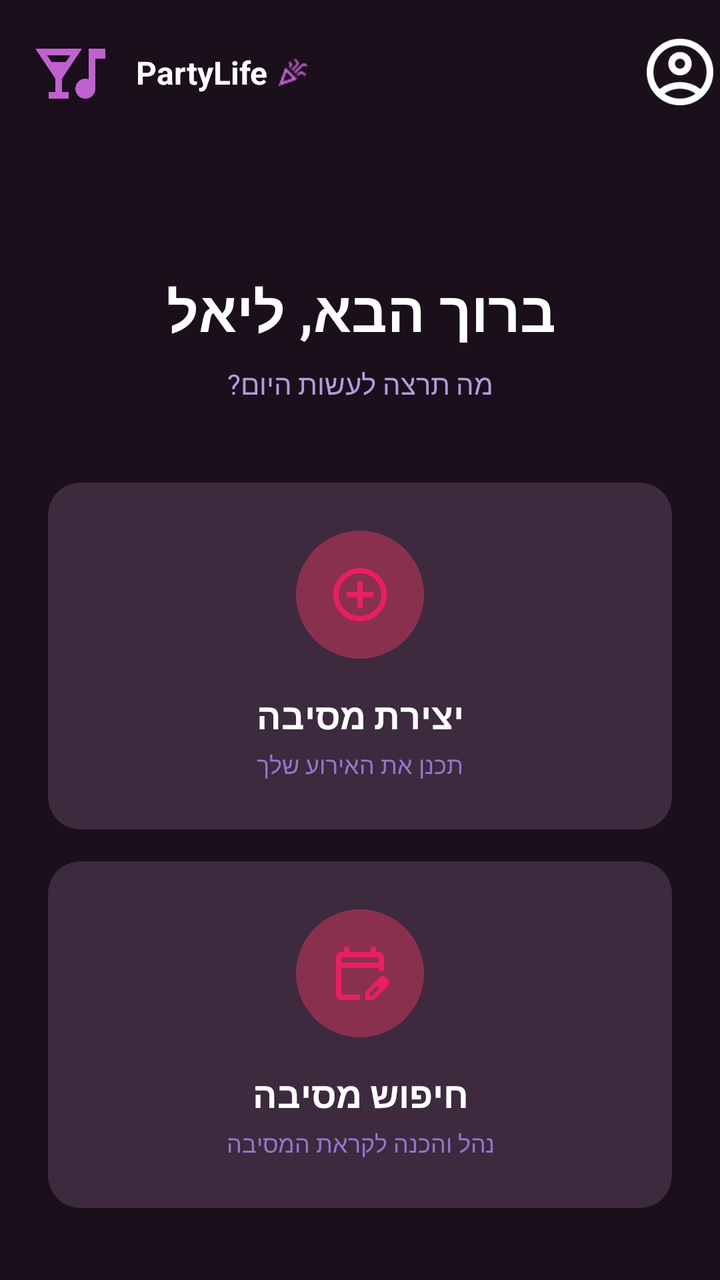
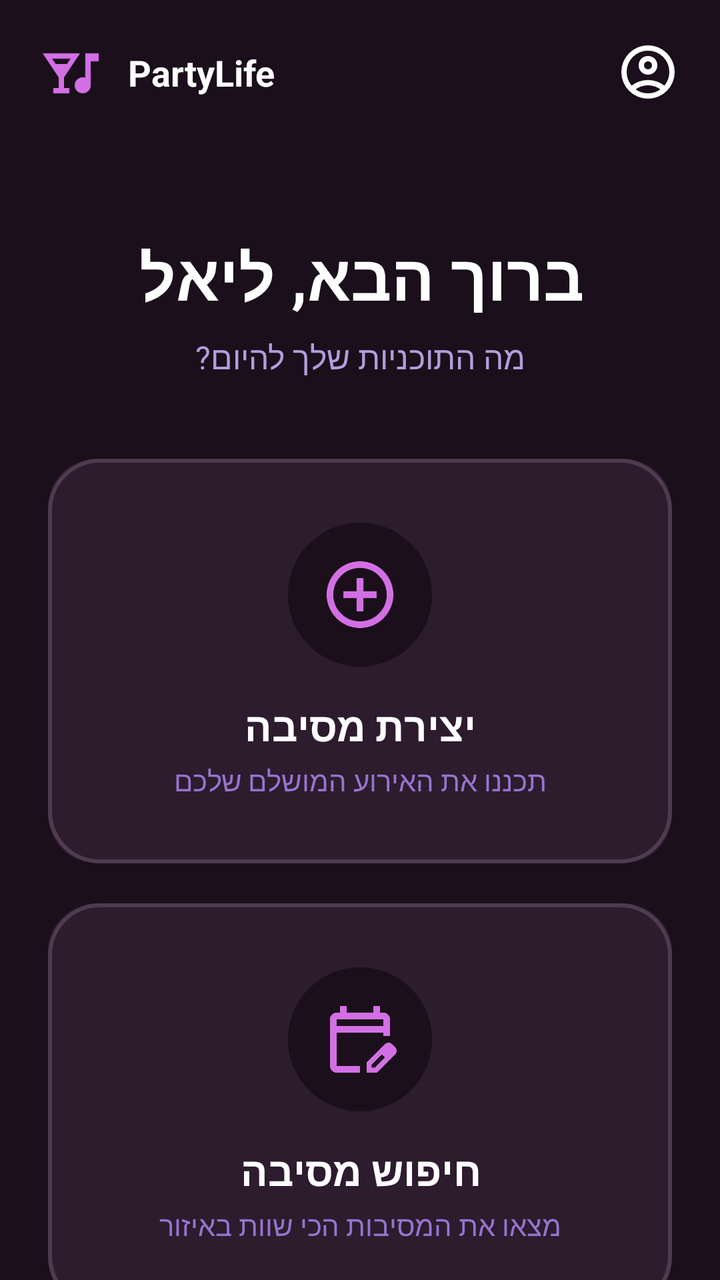

Screens rendered from an Android XML layout before and after an edit, with the pre-edit source and the edit as a unified diff.
<!-- AndroidManifest.xml: application theme Theme.PartyLife -->
<!-- res/layout/activity_open_page.xml -->
<?xml version="1.0" encoding="utf-8"?>
<androidx.constraintlayout.widget.ConstraintLayout xmlns:android="http://schemas.android.com/apk/res/android"
    xmlns:app="http://schemas.android.com/apk/res-auto"
    xmlns:tools="http://schemas.android.com/tools"
    android:layout_width="match_parent"
    android:layout_height="match_parent"
    android:id="@+id/openpage"
    android:background="#1A0F1B">

    
    <ImageView
        android:id="@+id/ivLogo"
        android:layout_width="40dp"
        android:layout_height="40dp"
        android:layout_marginStart="16dp"
        android:layout_marginTop="16dp"
        android:src="@drawable/partyicon"
        app:tint="#C061D0"
        app:layout_constraintStart_toStartOf="parent"
        app:layout_constraintTop_toTopOf="parent" />

    <TextView
        android:id="@+id/tvAppName"
        android:layout_width="wrap_content"
        android:layout_height="wrap_content"
        android:layout_marginStart="12dp"
        android:text="PartyLife"
        android:textColor="#FFFFFF"
        android:textSize="16sp"
        android:textStyle="bold"
        app:layout_constraintBottom_toBottomOf="@id/ivLogo"
        app:layout_constraintStart_toEndOf="@id/ivLogo"
        app:layout_constraintTop_toTopOf="@id/ivLogo" />

    <ImageView
        android:id="@+id/ivVerified"
        android:layout_width="16dp"
        android:layout_height="16dp"
        android:layout_marginStart="4dp"
        android:src="@drawable/logo"
        app:layout_constraintBottom_toBottomOf="@id/tvAppName"
        app:layout_constraintStart_toEndOf="@id/tvAppName"
        app:layout_constraintTop_toTopOf="@id/tvAppName"
        app:tint="#C061D0" />

    


    <ImageView
        android:id="@+id/ivSettings"
        android:layout_width="40dp"
        android:layout_height="40dp"
        android:layout_marginStart="16dp"
        android:layout_marginTop="16dp"
        android:src="@drawable/personimeg"
        app:layout_constraintEnd_toEndOf="parent"
        app:layout_constraintTop_toTopOf="parent"
        app:tint="#FFFFFF"/>

    
    <TextView
        android:id="@+id/tvWelcome"
        android:layout_width="wrap_content"
        android:layout_height="wrap_content"
        android:layout_marginTop="80dp"
        android:text="ברוך הבא, ליאל"
        android:textColor="#FFFFFF"
        android:textSize="28sp"
        android:textStyle="bold"
        app:layout_constraintEnd_toEndOf="parent"
        app:layout_constraintStart_toStartOf="parent"
        app:layout_constraintTop_toBottomOf="@id/ivLogo" />

    <TextView
        android:id="@+id/tvSubtitle"
        android:layout_width="wrap_content"
        android:layout_height="wrap_content"
        android:layout_marginTop="8dp"
        android:text="מה תרצה לעשות היום?"
        android:textColor="#B39DDB"
        android:textSize="14sp"
        app:layout_constraintEnd_toEndOf="parent"
        app:layout_constraintStart_toStartOf="parent"
        app:layout_constraintTop_toBottomOf="@id/tvWelcome" />

    
    <androidx.cardview.widget.CardView
        android:id="@+id/cvCreateParty"
        android:layout_width="0dp"
        android:layout_height="wrap_content"
        android:layout_marginStart="24dp"
        android:layout_marginTop="40dp"
        android:layout_marginEnd="24dp"
        app:cardBackgroundColor="#3D2A3E"
        app:cardCornerRadius="16dp"
        app:cardElevation="0dp"
        app:layout_constraintEnd_toEndOf="parent"
        app:layout_constraintStart_toStartOf="parent"
        app:layout_constraintTop_toBottomOf="@id/tvSubtitle">

        <androidx.constraintlayout.widget.ConstraintLayout
            android:layout_width="match_parent"
            android:layout_height="wrap_content"
            android:padding="24dp">

            <ImageView
                android:id="@+id/ivCreateIcon"
                android:layout_width="64dp"
                android:layout_height="64dp"
                android:padding="16dp"
                android:background="@drawable/circle_icon_background"
                android:src="@drawable/add_circle_24dp_ffffff_fill0_wght400_grad0_opsz24"
                app:layout_constraintEnd_toEndOf="parent"
                app:layout_constraintStart_toStartOf="parent"
                app:layout_constraintTop_toTopOf="parent"
                app:tint="#E91E63" />

            <TextView
                android:id="@+id/tvCreateTitle"
                android:layout_width="wrap_content"
                android:layout_height="wrap_content"
                android:layout_marginTop="16dp"
                android:text="יצירת מסיבה"
                android:textColor="#FFFFFF"
                android:textSize="18sp"
                android:textStyle="bold"
                app:layout_constraintEnd_toEndOf="parent"
                app:layout_constraintStart_toStartOf="parent"
                app:layout_constraintTop_toBottomOf="@id/ivCreateIcon" />

            <TextView
                android:id="@+id/tvCreateSubtitle"
                android:layout_width="wrap_content"
                android:layout_height="wrap_content"
                android:layout_marginTop="4dp"
                android:text="תכנן את האירוע שלך"
                android:textColor="#9575CD"
                android:textSize="12sp"
                app:layout_constraintEnd_toEndOf="parent"
                app:layout_constraintStart_toStartOf="parent"
                app:layout_constraintTop_toBottomOf="@id/tvCreateTitle" />

        </androidx.constraintlayout.widget.ConstraintLayout>

    </androidx.cardview.widget.CardView>

    
    <androidx.cardview.widget.CardView
        android:id="@+id/cvPlanParty"
        android:layout_width="0dp"
        android:layout_height="wrap_content"
        android:layout_marginStart="24dp"
        android:layout_marginTop="16dp"
        android:layout_marginEnd="24dp"
        app:cardBackgroundColor="#3D2A3E"
        app:cardCornerRadius="16dp"
        app:cardElevation="0dp"
        app:layout_constraintEnd_toEndOf="parent"
        app:layout_constraintStart_toStartOf="parent"
        app:layout_constraintTop_toBottomOf="@id/cvCreateParty">

        <androidx.constraintlayout.widget.ConstraintLayout
            android:layout_width="match_parent"
            android:layout_height="wrap_content"
            android:padding="24dp">

            <ImageView
                android:id="@+id/ivPlanIcon"
                android:layout_width="64dp"
                android:layout_height="64dp"
                android:padding="16dp"
                android:background="@drawable/circle_icon_background"
                android:src="@drawable/planicon"
                app:layout_constraintEnd_toEndOf="parent"
                app:layout_constraintStart_toStartOf="parent"
                app:layout_constraintTop_toTopOf="parent"
                app:tint="#E91E63" />

            <TextView
                android:id="@+id/tvPlanTitle"
                android:layout_width="wrap_content"
                android:layout_height="wrap_content"
                android:layout_marginTop="16dp"
                android:text="חיפוש מסיבה"
                android:textColor="#FFFFFF"
                android:textSize="18sp"
                android:textStyle="bold"
                app:layout_constraintEnd_toEndOf="parent"
                app:layout_constraintStart_toStartOf="parent"
                app:layout_constraintTop_toBottomOf="@id/ivPlanIcon" />

            <TextView
                android:id="@+id/tvPlanSubtitle"
                android:layout_width="wrap_content"
                android:layout_height="wrap_content"
                android:layout_marginTop="4dp"
                android:text="נהל והכנה לקראת המסיבה"
                android:textColor="#9575CD"
                android:textSize="12sp"
                app:layout_constraintEnd_toEndOf="parent"
                app:layout_constraintStart_toStartOf="parent"
                app:layout_constraintTop_toBottomOf="@id/tvPlanTitle" />

        </androidx.constraintlayout.widget.ConstraintLayout>

    </androidx.cardview.widget.CardView>

</androidx.constraintlayout.widget.ConstraintLayout>
<!-- resources referenced by this layout -->
<resources>
  <!-- drawable add_circle_24dp_ffffff_fill0_wght400_grad0_opsz24 (drawable) -->
  <vector xmlns:android="http://schemas.android.com/apk/res/android"
      android:width="24dp"
      android:height="24dp"
      android:viewportWidth="960"
      android:viewportHeight="960">
    <path
        android:pathData="M440,680h80v-160h160v-80L520,440v-160h-80v160L280,440v80h160v160ZM480,880q-83,0 -156,-31.5T197,763q-54,-54 -85.5,-127T80,480q0,-83 31.5,-156T197,197q54,-54 127,-85.5T480,80q83,0 156,31.5T763,197q54,54 85.5,127T880,480q0,83 -31.5,156T763,763q-54,54 -127,85.5T480,880ZM480,800q134,0 227,-93t93,-227q0,-134 -93,-227t-227,-93q-134,0 -227,93t-93,227q0,134 93,227t227,93ZM480,480Z"
        android:fillColor="#FFFFFF"/>
  </vector>
  <!-- drawable circle_icon_background (drawable) -->
  <?xml version="1.0" encoding="utf-8"?>
  <shape xmlns:android="http://schemas.android.com/apk/res/android"
      android:shape="oval">
      <solid android:color="#8A304F"/>
      <size
          android:width="64dp"
          android:height="64dp"/>
  </shape>
  <!-- drawable logo: png bitmap (drawable, 761 bytes) -->
  <!-- drawable partyicon (drawable) -->
  <vector xmlns:android="http://schemas.android.com/apk/res/android"
      android:width="24dp"
      android:height="24dp"
      android:viewportWidth="960"
      android:viewportHeight="960">
    <path
        android:pathData="M200,800v-80h80v-160L40,200h560L360,560v160h80v80L200,800ZM236,360h168l56,-80L180,280l56,80ZM640,800q-50,0 -85,-35t-35,-85q0,-50 35,-85t85,-35q11,0 21,1.5t19,6.5v-368h200v120L760,320v360q0,50 -35,85t-85,35Z"
        android:fillColor="#FFFFFF"/>
  </vector>
  <!-- drawable personimeg (drawable) -->
  <vector xmlns:android="http://schemas.android.com/apk/res/android"
      android:width="24dp"
      android:height="24dp"
      android:viewportWidth="960"
      android:viewportHeight="960">
    <path
        android:pathData="M234,684q51,-39 114,-61.5T480,600q69,0 132,22.5T726,684q35,-41 54.5,-93T800,480q0,-133 -93.5,-226.5T480,160q-133,0 -226.5,93.5T160,480q0,59 19.5,111t54.5,93ZM480,520q-59,0 -99.5,-40.5T340,380q0,-59 40.5,-99.5T480,240q59,0 99.5,40.5T620,380q0,59 -40.5,99.5T480,520ZM480,880q-83,0 -156,-31.5T197,763q-54,-54 -85.5,-127T80,480q0,-83 31.5,-156T197,197q54,-54 127,-85.5T480,80q83,0 156,31.5T763,197q54,54 85.5,127T880,480q0,83 -31.5,156T763,763q-54,54 -127,85.5T480,880ZM480,800q53,0 100,-15.5t86,-44.5q-39,-29 -86,-44.5T480,680q-53,0 -100,15.5T294,740q39,29 86,44.5T480,800ZM480,440q26,0 43,-17t17,-43q0,-26 -17,-43t-43,-17q-26,0 -43,17t-17,43q0,26 17,43t43,17ZM480,380ZM480,740Z"
        android:fillColor="#FFFFFF"/>
  </vector>
  <!-- drawable planicon (drawable) -->
  <vector xmlns:android="http://schemas.android.com/apk/res/android"
      android:width="24dp"
      android:height="24dp"
      android:viewportWidth="960"
      android:viewportHeight="960">
    <path
        android:pathData="M200,880q-33,0 -56.5,-23.5T120,800v-560q0,-33 23.5,-56.5T200,160h40v-80h80v80h320v-80h80v80h40q33,0 56.5,23.5T840,240v200h-80v-40L200,400v400h280v80L200,880ZM200,320h560v-80L200,240v80ZM200,320v-80,80ZM560,880v-123l221,-220q9,-9 20,-13t22,-4q12,0 23,4.5t20,13.5l37,37q8,9 12.5,20t4.5,22q0,11 -4,22.5T903,660L683,880L560,880ZM860,617 L823,580 860,617ZM620,820h38l121,-122 -18,-19 -19,-18 -122,121v38ZM761,679 L742,661 779,698 761,679Z"
        android:fillColor="#FFFFFF"/>
  </vector>
  <style name="Theme.PartyLife" parent="Base.Theme.PartyLife" />
  <style name="Base.Theme.PartyLife" parent="Theme.Material3.Dark.NoActionBar">
        
  
      </style>
</resources>

<!-- the commit's change to res/layout/activity_open_page.xml (unified diff, before → after) -->
@@ -5,67 +5,57 @@
     android:layout_width="match_parent"
     android:layout_height="match_parent"
     android:id="@+id/openpage"
-    android:background="#1A0F1B">
-
-    
-    <ImageView
-        android:id="@+id/ivLogo"
-        android:layout_width="40dp"
-        android:layout_height="40dp"
-        android:layout_marginStart="16dp"
-        android:layout_marginTop="16dp"
-        android:src="@drawable/partyicon"
-        app:tint="#C061D0"
-        app:layout_constraintStart_toStartOf="parent"
-        app:layout_constraintTop_toTopOf="parent" />
-
-    <TextView
-        android:id="@+id/tvAppName"
-        android:layout_width="wrap_content"
-        android:layout_height="wrap_content"
-        android:layout_marginStart="12dp"
-        android:text="PartyLife"
-        android:textColor="#FFFFFF"
-        android:textSize="16sp"
-        android:textStyle="bold"
-        app:layout_constraintBottom_toBottomOf="@id/ivLogo"
-        app:layout_constraintStart_toEndOf="@id/ivLogo"
-        app:layout_constraintTop_toTopOf="@id/ivLogo" />
-
-    <ImageView
-        android:id="@+id/ivVerified"
-        android:layout_width="16dp"
-        android:layout_height="16dp"
-        android:layout_marginStart="4dp"
-        android:src="@drawable/logo"
-        app:layout_constraintBottom_toBottomOf="@id/tvAppName"
-        app:layout_constraintStart_toEndOf="@id/tvAppName"
-        app:layout_constraintTop_toTopOf="@id/tvAppName"
-        app:tint="#C061D0" />
-
-    
-
-
+    android:background="#1A0F1B"
+    android:layoutDirection="rtl">
+
+    
+    
     <ImageView
         android:id="@+id/ivSettings"
         android:layout_width="40dp"
         android:layout_height="40dp"
         android:layout_marginStart="16dp"
         android:layout_marginTop="16dp"
+        android:padding="4dp"
         android:src="@drawable/personimeg"
-        app:layout_constraintEnd_toEndOf="parent"
-        app:layout_constraintTop_toTopOf="parent"
-        app:tint="#FFFFFF"/>
+        app:tint="#FFFFFF"
+        app:layout_constraintStart_toStartOf="parent"
+        app:layout_constraintTop_toTopOf="parent" />
+
+    <ImageView
+        android:id="@+id/ivLogo"
+        android:layout_width="40dp"
+        android:layout_height="40dp"
+        android:layout_marginEnd="16dp"
+        android:layout_marginTop="16dp"
+        android:padding="4dp"
+        android:src="@drawable/partyicon"
+        app:tint="#D36FE4"
+        app:layout_constraintEnd_toEndOf="parent"
+        app:layout_constraintTop_toTopOf="parent" />
+
+    <TextView
+        android:id="@+id/tvAppName"
+        android:layout_width="wrap_content"
+        android:layout_height="wrap_content"
+        android:layout_marginEnd="8dp"
+        android:text="PartyLife"
+        android:textColor="#FFFFFF"
+        android:textSize="18sp"
+        android:textStyle="bold"
+        app:layout_constraintBottom_toBottomOf="@id/ivLogo"
+        app:layout_constraintEnd_toStartOf="@id/ivLogo"
+        app:layout_constraintTop_toTopOf="@id/ivLogo" />
 
     
     <TextView
         android:id="@+id/tvWelcome"
         android:layout_width="wrap_content"
         android:layout_height="wrap_content"
-        android:layout_marginTop="80dp"
+        android:layout_marginTop="60dp"
         android:text="ברוך הבא, ליאל"
         android:textColor="#FFFFFF"
-        android:textSize="28sp"
+        android:textSize="32sp"
         android:textStyle="bold"
         app:layout_constraintEnd_toEndOf="parent"
         app:layout_constraintStart_toStartOf="parent"
@@ -76,9 +66,9 @@
         android:layout_width="wrap_content"
         android:layout_height="wrap_content"
         android:layout_marginTop="8dp"
-        android:text="מה תרצה לעשות היום?"
+        android:text="מה התוכניות שלך להיום?"
         android:textColor="#B39DDB"
-        android:textSize="14sp"
+        android:textSize="16sp"
         app:layout_constraintEnd_toEndOf="parent"
         app:layout_constraintStart_toStartOf="parent"
         app:layout_constraintTop_toBottomOf="@id/tvWelcome" />
@@ -91,8 +81,8 @@
         android:layout_marginStart="24dp"
         android:layout_marginTop="40dp"
         android:layout_marginEnd="24dp"
-        app:cardBackgroundColor="#3D2A3E"
-        app:cardCornerRadius="16dp"
+        app:cardBackgroundColor="#2D1B2E"
+        app:cardCornerRadius="24dp"
         app:cardElevation="0dp"
         app:layout_constraintEnd_toEndOf="parent"
         app:layout_constraintStart_toStartOf="parent"
@@ -101,19 +91,21 @@
         <androidx.constraintlayout.widget.ConstraintLayout
             android:layout_width="match_parent"
             android:layout_height="wrap_content"
-            android:padding="24dp">
+            android:padding="32dp"
+            android:background="@drawable/button_outline">
 
             <ImageView
                 android:id="@+id/ivCreateIcon"
-                android:layout_width="64dp"
-                android:layout_height="64dp"
+                android:layout_width="72dp"
+                android:layout_height="72dp"
                 android:padding="16dp"
                 android:background="@drawable/circle_icon_background"
+                android:backgroundTint="#1A0F1B"
                 android:src="@drawable/add_circle_24dp_ffffff_fill0_wght400_grad0_opsz24"
-                app:layout_constraintEnd_toEndOf="parent"
-                app:layout_constraintStart_toStartOf="parent"
-                app:layout_constraintTop_toTopOf="parent"
-                app:tint="#E91E63" />
+                app:tint="#D36FE4"
+                app:layout_constraintEnd_toEndOf="parent"
+                app:layout_constraintStart_toStartOf="parent"
+                app:layout_constraintTop_toTopOf="parent" />
 
             <TextView
                 android:id="@+id/tvCreateTitle"
@@ -122,7 +114,7 @@
                 android:layout_marginTop="16dp"
                 android:text="יצירת מסיבה"
                 android:textColor="#FFFFFF"
-                android:textSize="18sp"
+                android:textSize="20sp"
                 android:textStyle="bold"
                 app:layout_constraintEnd_toEndOf="parent"
                 app:layout_constraintStart_toStartOf="parent"
@@ -133,9 +125,9 @@
                 android:layout_width="wrap_content"
                 android:layout_height="wrap_content"
                 android:layout_marginTop="4dp"
-                android:text="תכנן את האירוע שלך"
+                android:text="תכננו את האירוע המושלם שלכם"
                 android:textColor="#9575CD"
-                android:textSize="12sp"
+                android:textSize="14sp"
                 app:layout_constraintEnd_toEndOf="parent"
                 app:layout_constraintStart_toStartOf="parent"
                 app:layout_constraintTop_toBottomOf="@id/tvCreateTitle" />
@@ -150,10 +142,10 @@
         android:layout_width="0dp"
         android:layout_height="wrap_content"
         android:layout_marginStart="24dp"
-        android:layout_marginTop="16dp"
+        android:layout_marginTop="20dp"
         android:layout_marginEnd="24dp"
-        app:cardBackgroundColor="#3D2A3E"
-        app:cardCornerRadius="16dp"
+        app:cardBackgroundColor="#2D1B2E"
+        app:cardCornerRadius="24dp"
         app:cardElevation="0dp"
         app:layout_constraintEnd_toEndOf="parent"
         app:layout_constraintStart_toStartOf="parent"
@@ -162,19 +154,21 @@
         <androidx.constraintlayout.widget.ConstraintLayout
             android:layout_width="match_parent"
             android:layout_height="wrap_content"
-            android:padding="24dp">
+            android:padding="32dp"
+            android:background="@drawable/button_outline">
 
             <ImageView
                 android:id="@+id/ivPlanIcon"
-                android:layout_width="64dp"
-                android:layout_height="64dp"
+                android:layout_width="72dp"
+                android:layout_height="72dp"
                 android:padding="16dp"
                 android:background="@drawable/circle_icon_background"
+                android:backgroundTint="#1A0F1B"
                 android:src="@drawable/planicon"
-                app:layout_constraintEnd_toEndOf="parent"
-                app:layout_constraintStart_toStartOf="parent"
-                app:layout_constraintTop_toTopOf="parent"
-                app:tint="#E91E63" />
+                app:tint="#D36FE4"
+                app:layout_constraintEnd_toEndOf="parent"
+                app:layout_constraintStart_toStartOf="parent"
+                app:layout_constraintTop_toTopOf="parent" />
 
             <TextView
                 android:id="@+id/tvPlanTitle"
@@ -183,7 +177,7 @@
                 android:layout_marginTop="16dp"
                 android:text="חיפוש מסיבה"
                 android:textColor="#FFFFFF"
-                android:textSize="18sp"
+                android:textSize="20sp"
                 android:textStyle="bold"
                 app:layout_constraintEnd_toEndOf="parent"
                 app:layout_constraintStart_toStartOf="parent"
@@ -194,9 +188,9 @@
                 android:layout_width="wrap_content"
                 android:layout_height="wrap_content"
                 android:layout_marginTop="4dp"
-                android:text="נהל והכנה לקראת המסיבה"
+                android:text="מצאו את המסיבות הכי שוות באיזור"
                 android:textColor="#9575CD"
-                android:textSize="12sp"
+                android:textSize="14sp"
                 app:layout_constraintEnd_toEndOf="parent"
                 app:layout_constraintStart_toStartOf="parent"
                 app:layout_constraintTop_toBottomOf="@id/tvPlanTitle" />
<!-- resource entries referenced after the edit -->
@@ -10,6 +10,16 @@
         android:pathData="M440,680h80v-160h160v-80L520,440v-160h-80v160L280,440v80h160v160ZM480,880q-83,0 -156,-31.5T197,763q-54,-54 -85.5,-127T80,480q0,-83 31.5,-156T197,197q54,-54 127,-85.5T480,80q83,0 156,31.5T763,197q54,54 85.5,127T880,480q0,83 -31.5,156T763,763q-54,54 -127,85.5T480,880ZM480,800q134,0 227,-93t93,-227q0,-134 -93,-227t-227,-93q-134,0 -227,93t-93,227q0,134 93,227t227,93ZM480,480Z"
         android:fillColor="#FFFFFF"/>
   </vector>
+  <!-- drawable button_outline (drawable) -->
+  <?xml version="1.0" encoding="utf-8"?>
+  <shape xmlns:android="http://schemas.android.com/apk/res/android"
+      android:shape="rectangle">
+      <solid android:color="@android:color/transparent"/> <corners android:radius="25dp"/> <stroke
+      android:width="2dp"
+  
+      android:color="#4F3A4F"
+  
+      /> </shape>
   <!-- drawable circle_icon_background (drawable) -->
   <?xml version="1.0" encoding="utf-8"?>
   <shape xmlns:android="http://schemas.android.com/apk/res/android"
@@ -19,7 +29,6 @@
           android:width="64dp"
           android:height="64dp"/>
   </shape>
-  <!-- drawable logo: png bitmap (drawable, 761 bytes) -->
   <!-- drawable partyicon (drawable) -->
   <vector xmlns:android="http://schemas.android.com/apk/res/android"
       android:width="24dp"
